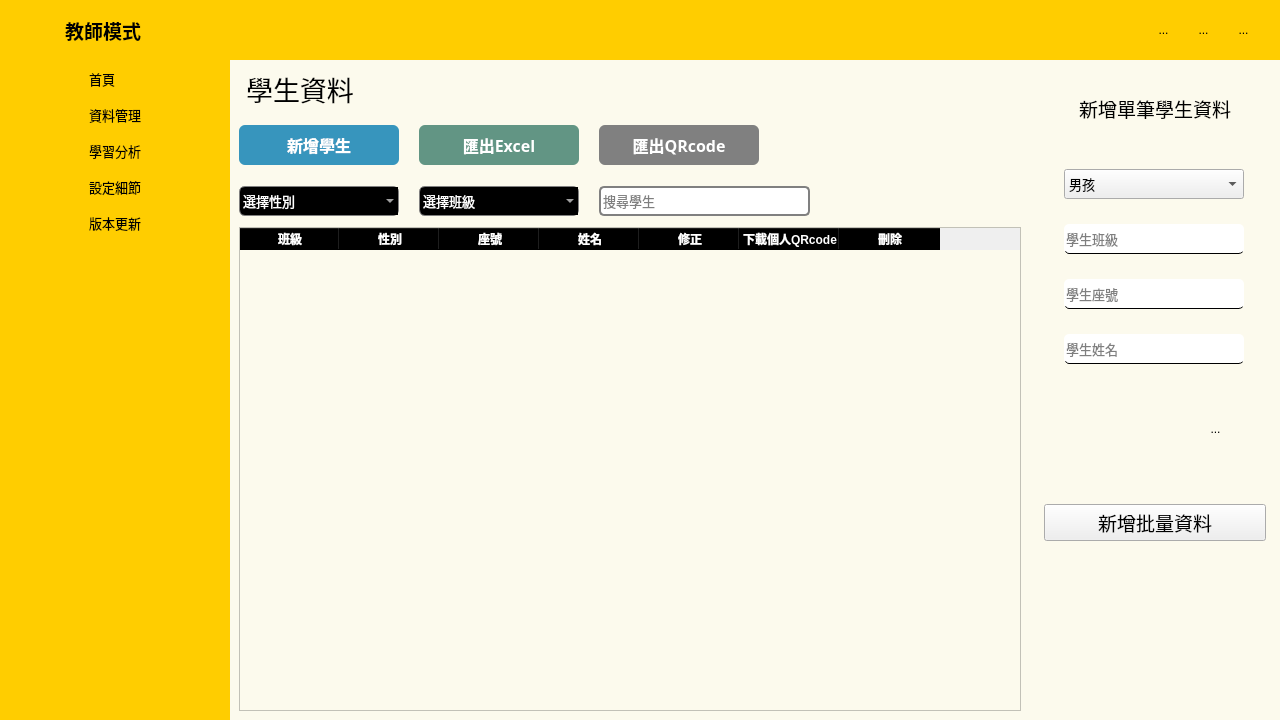
Above: ui/teacher_mode.ui from forggy0113/re-lego before the change. Below: the same form after it.
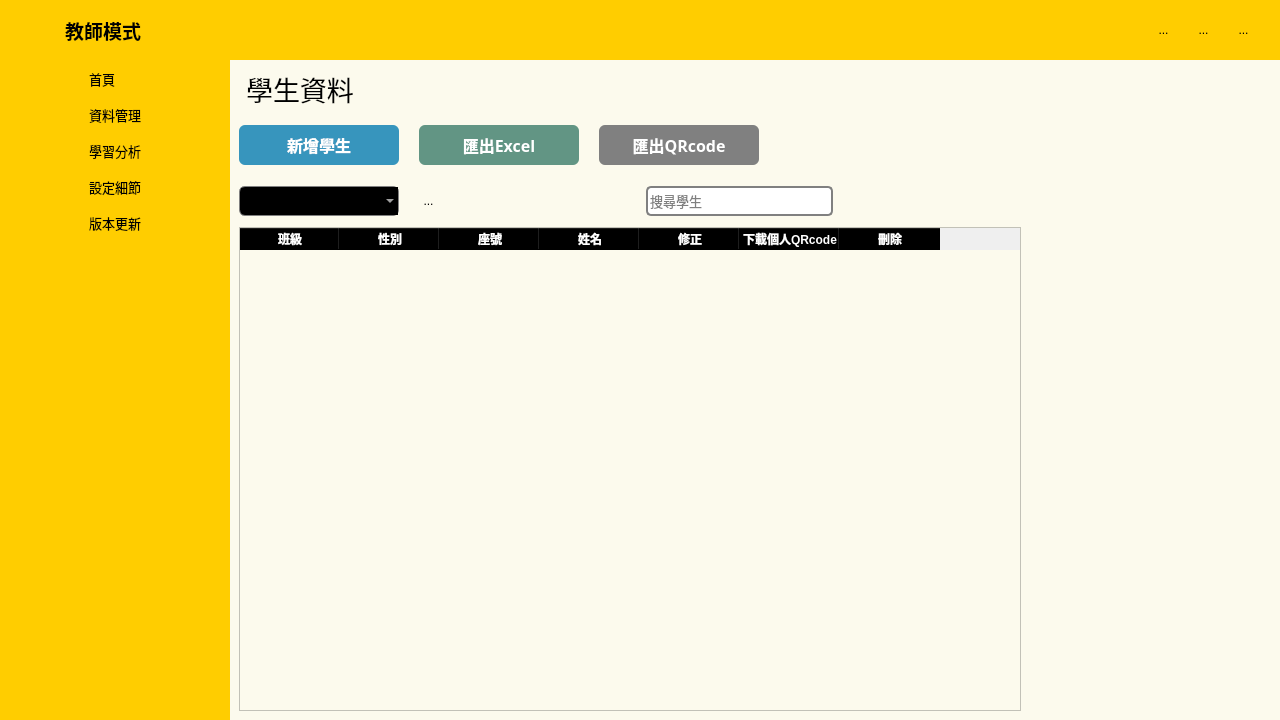
That is the form after the change. The open tabs and pages were chosen to show the change. Icons and pictures are not drawn.

Commit message: [add]stu_class combox connect sqlite

Patch:
```diff
--- a/ui/teacher_mode.ui
+++ b/ui/teacher_mode.ui
@@ -1091,46 +1091,6 @@
                       <property name="bottomMargin">
                        <number>5</number>
                       </property>
-                      <item>
-                       <widget class="QComboBox" name="box_search_sex">
-                        <property name="minimumSize">
-                         <size>
-                          <width>160</width>
-                          <height>30</height>
-                         </size>
-                        </property>
-                        <property name="maximumSize">
-                         <size>
-                          <width>160</width>
-                          <height>60</height>
-                         </size>
-                        </property>
-                        <property name="font">
-                         <font>
-                          <family>微軟正黑體</family>
-                          <pointsize>10</pointsize>
-                         </font>
-                        </property>
-                        <property name="currentText">
-                         <string>選擇性別</string>
-                        </property>
-                        <item>
-                         <property name="text">
-                          <string>選擇性別</string>
-                         </property>
-                        </item>
-                        <item>
-                         <property name="text">
-                          <string>男孩</string>
-                         </property>
-                        </item>
-                        <item>
-                         <property name="text">
-                          <string>女孩</string>
-                         </property>
-                        </item>
-                       </widget>
-                      </item>
                       <item>
                        <widget class="QComboBox" name="box_search_class">
                         <property name="minimumSize">
@@ -1151,28 +1111,44 @@
                           <pointsize>10</pointsize>
                          </font>
                         </property>
-                        <item>
-                         <property name="text">
-                          <string>選擇班級</string>
-                         </property>
-                        </item>
-                        <item>
-                         <property name="text">
-                          <string>大班</string>
-                         </property>
-                        </item>
-                        <item>
-                         <property name="text">
-                          <string>中班</string>
-                         </property>
-                        </item>
-                        <item>
-                         <property name="text">
-                          <string>小班</string>
-                         </property>
-                        </item>
                        </widget>
                       </item>
+                      <item>
+                       <widget class="QToolButton" name="btn_filter">
+                        <property name="styleSheet">
+                         <string notr="true">
+QToolButton {
+    border: none; /* 去掉邊框 */
+}</string>
+                        </property>
+                        <property name="text">
+                         <string>...</string>
+                        </property>
+                        <property name="icon">
+                         <iconset>
+                          <normaloff>icon/filter_alt.png</normaloff>icon/filter_alt.png</iconset>
+                        </property>
+                        <property name="iconSize">
+                         <size>
+                          <width>30</width>
+                          <height>30</height>
+                         </size>
+                        </property>
+                       </widget>
+                      </item>
+                      <item>
+                       <spacer name="horizontalSpacer_5">
+                        <property name="orientation">
+                         <enum>Qt::Horizontal</enum>
+                        </property>
+                        <property name="sizeHint" stdset="0">
+                         <size>
+                          <width>40</width>
+                          <height>20</height>
+                         </size>
+                        </property>
+                       </spacer>
+                      </item>
                       <item>
                        <widget class="QLineEdit" name="txt_search_stu">
                         <property name="minimumSize">
@@ -1199,7 +1175,7 @@
                        </widget>
                       </item>
                       <item>
-                       <spacer name="horizontalSpacer_5">
+                       <spacer name="horizontalSpacer_4">
                         <property name="orientation">
                          <enum>Qt::Horizontal</enum>
                         </property>
@@ -1766,6 +1742,7 @@
                         </item>
                        </layout>
                       </widget>
+                      <widget class="QWidget" name="page"/>
                      </widget>
                     </item>
                    </layout>
```
The commit also changes 6 other files.
